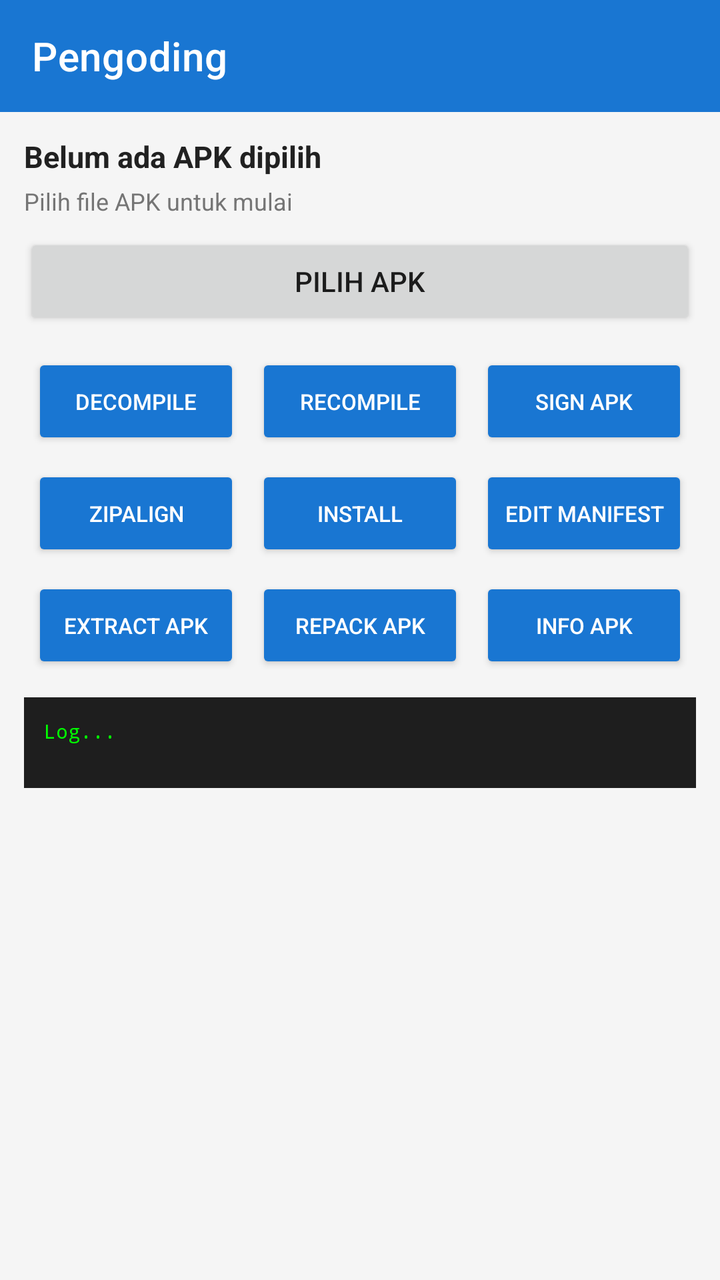
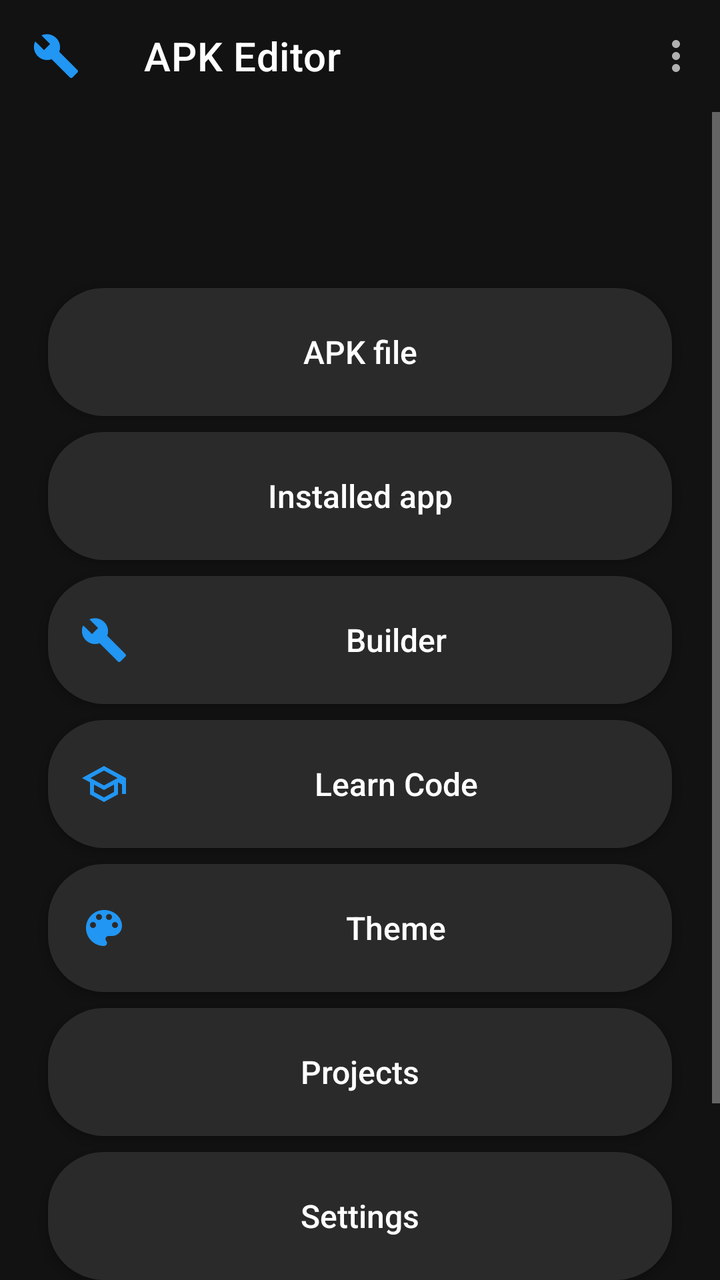

An Android layout rendered at two revisions. The XML below is the earlier revision; the diff shows what the commit changed to produce the second picture.
<!-- AndroidManifest.xml: application theme Theme.APKEditor -->
<!-- res/layout/activity_main.xml -->
<?xml version="1.0" encoding="utf-8"?>
<LinearLayout xmlns:android="http://schemas.android.com/apk/res/android"
    xmlns:app="http://schemas.android.com/apk/res-auto"
    android:layout_width="match_parent" android:layout_height="match_parent"
    android:orientation="vertical" android:background="@color/bg">
    <com.google.android.material.appbar.MaterialToolbar
        android:id="@+id/toolbar"
        android:layout_width="match_parent" android:layout_height="?attr/actionBarSize"
        android:background="@color/primary"
        app:title="Pengoding" app:titleTextColor="@android:color/white" />
    <LinearLayout
        android:layout_width="match_parent" android:layout_height="match_parent"
        android:orientation="vertical" android:padding="12dp">
        <TextView android:id="@+id/tvFileName"
            android:layout_width="match_parent" android:layout_height="wrap_content"
            android:text="Belum ada APK dipilih" android:textSize="15sp"
            android:textStyle="bold" android:textColor="#212121" />
        <TextView android:id="@+id/tvFileInfo"
            android:layout_width="match_parent" android:layout_height="wrap_content"
            android:layout_marginTop="4dp" android:text="Pilih file APK untuk mulai"
            android:textSize="12sp" android:textColor="#757575" />
        <Button android:id="@+id/btnPickApk"
            android:layout_width="match_parent" android:layout_height="wrap_content"
            android:layout_marginTop="8dp" android:text="@string/pick_apk" />
        <GridLayout
            android:layout_width="match_parent" android:layout_height="wrap_content"
            android:layout_marginTop="8dp" android:columnCount="3">
            <Button android:id="@+id/btnDecompile" android:text="@string/decompile" style="@style/ActionBtn" />
            <Button android:id="@+id/btnRecompile" android:text="@string/recompile" style="@style/ActionBtn" />
            <Button android:id="@+id/btnSign" android:text="@string/sign_apk" style="@style/ActionBtn" />
            <Button android:id="@+id/btnZipalign" android:text="@string/zipalign" style="@style/ActionBtn" />
            <Button android:id="@+id/btnInstall" android:text="@string/install" style="@style/ActionBtn" />
            <Button android:id="@+id/btnEditManifest" android:text="@string/edit_manifest" style="@style/ActionBtn" />
            <Button android:id="@+id/btnExtract" android:text="@string/extract" style="@style/ActionBtn" />
            <Button android:id="@+id/btnRepack" android:text="@string/repack" style="@style/ActionBtn" />
            <Button android:id="@+id/btnInfo" android:text="@string/app_info" style="@style/ActionBtn" />
        </GridLayout>
        <ScrollView
            android:layout_width="match_parent" android:layout_height="0dp"
            android:layout_weight="1" android:layout_marginTop="8dp">
            <TextView android:id="@+id/tvLog"
                android:layout_width="match_parent" android:layout_height="wrap_content"
                android:background="#1E1E1E" android:fontFamily="monospace"
                android:padding="10dp" android:text="Log...\n"
                android:textColor="#00FF00" android:textSize="10sp" />
        </ScrollView>
    </LinearLayout>
</LinearLayout>
<!-- resources referenced by this layout -->
<resources>
  <color name="bg">#F5F5F5</color>
  <color name="primary">#1976D2</color>
  <string name="app_info">Info APK</string>
  <string name="decompile">Decompile</string>
  <string name="edit_manifest">Edit Manifest</string>
  <string name="extract">Extract APK</string>
  <string name="install">Install</string>
  <string name="pick_apk">Pilih APK</string>
  <string name="recompile">Recompile</string>
  <string name="repack">Repack APK</string>
  <string name="sign_apk">Sign APK</string>
  <string name="zipalign">Zipalign</string>
  <style name="ActionBtn">
          <item name="android:layout_width">0dp</item>
          <item name="android:layout_height">wrap_content</item>
          <item name="android:layout_columnWeight">1</item>
          <item name="android:layout_margin">4dp</item>
          <item name="android:backgroundTint">@color/primary</item>
          <item name="android:textColor">@android:color/white</item>
          <item name="android:textSize">11sp</item>
          <item name="android:padding">4dp</item>
      </style>
  <style name="Theme.APKEditor" parent="Theme.MaterialComponents.DayNight.NoActionBar">
          <item name="colorPrimary">@color/primary</item>
          <item name="colorPrimaryDark">@color/primary_dark</item>
          <item name="colorAccent">@color/accent</item>
          <item name="android:windowBackground">@color/bg</item>
      </style>
  <color name="primary_dark">#0D47A1</color>
  <color name="accent">#FF5722</color>
</resources>

<!-- the commit's change to res/layout/activity_main.xml (unified diff, before → after) -->
@@ -1,48 +1,92 @@
 <?xml version="1.0" encoding="utf-8"?>
-<LinearLayout xmlns:android="http://schemas.android.com/apk/res/android"
+<androidx.coordinatorlayout.widget.CoordinatorLayout
+    xmlns:android="http://schemas.android.com/apk/res/android"
     xmlns:app="http://schemas.android.com/apk/res-auto"
-    android:layout_width="match_parent" android:layout_height="match_parent"
-    android:orientation="vertical" android:background="@color/bg">
-    <com.google.android.material.appbar.MaterialToolbar
-        android:id="@+id/toolbar"
-        android:layout_width="match_parent" android:layout_height="?attr/actionBarSize"
-        android:background="@color/primary"
-        app:title="Pengoding" app:titleTextColor="@android:color/white" />
-    <LinearLayout
-        android:layout_width="match_parent" android:layout_height="match_parent"
-        android:orientation="vertical" android:padding="12dp">
-        <TextView android:id="@+id/tvFileName"
-            android:layout_width="match_parent" android:layout_height="wrap_content"
-            android:text="Belum ada APK dipilih" android:textSize="15sp"
-            android:textStyle="bold" android:textColor="#212121" />
-        <TextView android:id="@+id/tvFileInfo"
-            android:layout_width="match_parent" android:layout_height="wrap_content"
-            android:layout_marginTop="4dp" android:text="Pilih file APK untuk mulai"
-            android:textSize="12sp" android:textColor="#757575" />
-        <Button android:id="@+id/btnPickApk"
-            android:layout_width="match_parent" android:layout_height="wrap_content"
-            android:layout_marginTop="8dp" android:text="@string/pick_apk" />
-        <GridLayout
-            android:layout_width="match_parent" android:layout_height="wrap_content"
-            android:layout_marginTop="8dp" android:columnCount="3">
-            <Button android:id="@+id/btnDecompile" android:text="@string/decompile" style="@style/ActionBtn" />
-            <Button android:id="@+id/btnRecompile" android:text="@string/recompile" style="@style/ActionBtn" />
-            <Button android:id="@+id/btnSign" android:text="@string/sign_apk" style="@style/ActionBtn" />
-            <Button android:id="@+id/btnZipalign" android:text="@string/zipalign" style="@style/ActionBtn" />
-            <Button android:id="@+id/btnInstall" android:text="@string/install" style="@style/ActionBtn" />
-            <Button android:id="@+id/btnEditManifest" android:text="@string/edit_manifest" style="@style/ActionBtn" />
-            <Button android:id="@+id/btnExtract" android:text="@string/extract" style="@style/ActionBtn" />
-            <Button android:id="@+id/btnRepack" android:text="@string/repack" style="@style/ActionBtn" />
-            <Button android:id="@+id/btnInfo" android:text="@string/app_info" style="@style/ActionBtn" />
-        </GridLayout>
-        <ScrollView
-            android:layout_width="match_parent" android:layout_height="0dp"
-            android:layout_weight="1" android:layout_marginTop="8dp">
-            <TextView android:id="@+id/tvLog"
-                android:layout_width="match_parent" android:layout_height="wrap_content"
-                android:background="#1E1E1E" android:fontFamily="monospace"
-                android:padding="10dp" android:text="Log...\n"
-                android:textColor="#00FF00" android:textSize="10sp" />
-        </ScrollView>
-    </LinearLayout>
-</LinearLayout>
+    android:layout_width="match_parent"
+    android:layout_height="match_parent"
+    android:background="@color/background">
+
+    
+    <com.google.android.material.appbar.AppBarLayout
+        android:id="@+id/appbar"
+        android:layout_width="match_parent"
+        android:layout_height="wrap_content"
+        android:background="@color/background"
+        app:elevation="0dp">
+
+        <androidx.appcompat.widget.Toolbar
+            android:id="@+id/toolbar"
+            android:layout_width="match_parent"
+            android:layout_height="?attr/actionBarSize"
+            android:background="@color/background"
+            app:title="@string/app_name"
+            app:titleTextColor="@color/text_primary"
+            app:navigationIcon="@drawable/ic_menu_builder"
+            app:menu="@menu/main_menu" />
+    </com.google.android.material.appbar.AppBarLayout>
+
+    
+    <ScrollView
+        android:layout_width="match_parent"
+        android:layout_height="match_parent"
+        app:layout_behavior="@string/appbar_scrolling_view_behavior"
+        android:fillViewport="true">
+
+        <LinearLayout
+            android:layout_width="match_parent"
+            android:layout_height="wrap_content"
+            android:orientation="vertical"
+            android:paddingTop="80dp"
+            android:paddingBottom="32dp"
+            android:gravity="center_horizontal">
+
+            <Button
+                android:id="@+id/btnApkFile"
+                style="@style/MenuButton"
+                android:text="@string/menu_apk_file" />
+
+            <Button
+                android:id="@+id/btnInstalledApp"
+                style="@style/MenuButton"
+                android:text="@string/menu_installed_app" />
+
+            <Button
+                android:id="@+id/btnBuilder"
+                style="@style/MenuButton"
+                android:text="@string/menu_builder"
+                android:drawableStart="@drawable/ic_menu_builder"
+                android:drawableTint="@color/primary" />
+
+            <Button
+                android:id="@+id/btnLearnCode"
+                style="@style/MenuButton"
+                android:text="@string/menu_learn_code"
+                android:drawableStart="@drawable/ic_menu_learn"
+                android:drawableTint="@color/primary" />
+
+            <Button
+                android:id="@+id/btnTheme"
+                style="@style/MenuButton"
+                android:text="@string/menu_theme"
+                android:drawableStart="@drawable/ic_menu_theme"
+                android:drawableTint="@color/primary" />
+
+            <Button
+                android:id="@+id/btnProjects"
+                style="@style/MenuButton"
+                android:text="@string/menu_projects" />
+
+            <Button
+                android:id="@+id/btnSettings"
+                style="@style/MenuButton"
+                android:text="@string/menu_settings" />
+
+            <Button
+                android:id="@+id/btnExit"
+                style="@style/MenuButton"
+                android:text="@string/menu_exit" />
+
+        </LinearLayout>
+    </ScrollView>
+
+</androidx.coordinatorlayout.widget.CoordinatorLayout>
<!-- resource entries referenced after the edit -->
@@ -1,34 +1,67 @@
 <!-- resources referenced by this layout -->
 <resources>
-  <color name="bg">#F5F5F5</color>
-  <color name="primary">#1976D2</color>
-  <string name="app_info">Info APK</string>
-  <string name="decompile">Decompile</string>
-  <string name="edit_manifest">Edit Manifest</string>
-  <string name="extract">Extract APK</string>
-  <string name="install">Install</string>
-  <string name="pick_apk">Pilih APK</string>
-  <string name="recompile">Recompile</string>
-  <string name="repack">Repack APK</string>
-  <string name="sign_apk">Sign APK</string>
-  <string name="zipalign">Zipalign</string>
-  <style name="ActionBtn">
-          <item name="android:layout_width">0dp</item>
-          <item name="android:layout_height">wrap_content</item>
-          <item name="android:layout_columnWeight">1</item>
-          <item name="android:layout_margin">4dp</item>
-          <item name="android:backgroundTint">@color/primary</item>
-          <item name="android:textColor">@android:color/white</item>
-          <item name="android:textSize">11sp</item>
-          <item name="android:padding">4dp</item>
-      </style>
-  <style name="Theme.APKEditor" parent="Theme.MaterialComponents.DayNight.NoActionBar">
+  <color name="background">#FF121212</color>
+  <color name="primary">#FF2196F3</color>
+  <color name="text_primary">#FFFFFFFF</color>
+  <!-- drawable ic_menu_builder (drawable) -->
+  <?xml version="1.0" encoding="utf-8"?>
+  <vector xmlns:android="http://schemas.android.com/apk/res/android"
+      android:width="24dp" android:height="24dp"
+      android:viewportWidth="24" android:viewportHeight="24"
+      android:tint="@color/primary">
+      <path android:fillColor="@android:color/white"
+          android:pathData="M22.7,19l-9.1,-9.1c0.9,-2.3 0.4,-5 -1.5,-6.9c-2,-2 -5,-2.4 -7.4,-1.3L9,6 6,9 1.6,4.7C0.4,7.1 0.9,10.1 2.9,12.1c1.9,1.9 4.6,2.4 6.9,1.5l9.1,9.1c0.4,0.4 1,0.4 1.4,0l2.3,-2.3c0.5,-0.4 0.5,-1.1 0.1,-1.4z"/>
+  </vector>
+  <!-- drawable ic_menu_learn (drawable) -->
+  <?xml version="1.0" encoding="utf-8"?>
+  <vector xmlns:android="http://schemas.android.com/apk/res/android"
+      android:width="24dp" android:height="24dp"
+      android:viewportWidth="24" android:viewportHeight="24"
+      android:tint="@color/primary">
+      <path android:fillColor="@android:color/white"
+          android:pathData="M12,3L1,9l4,2.18v6L12,21l7,-3.82v-6l2,1.09V17h2V9L12,3zM18.82,9L12,12.72L5.18,9L12,5.28L18.82,9zM17,15.99l-5,2.73l-5,-2.73v-3.72L12,15l5,-2.73V15.99z"/>
+  </vector>
+  <!-- drawable ic_menu_theme (drawable) -->
+  <?xml version="1.0" encoding="utf-8"?>
+  <vector xmlns:android="http://schemas.android.com/apk/res/android"
+      android:width="24dp" android:height="24dp"
+      android:viewportWidth="24" android:viewportHeight="24"
+      android:tint="@color/primary">
+      <path android:fillColor="@android:color/white"
+          android:pathData="M12,3c-4.97,0 -9,4.03 -9,9s4.03,9 9,9c0.83,0 1.5,-0.67 1.5,-1.5c0,-0.39 -0.15,-0.74 -0.39,-1.01c-0.23,-0.26 -0.38,-0.59 -0.38,-0.99c0,-0.83 0.67,-1.5 1.5,-1.5L16,16c2.76,0 5,-2.24 5,-5C21,6.58 16.97,3 12,3zM6.5,12C5.67,12 5,11.33 5,10.5S5.67,9 6.5,9S8,9.67 8,10.5S7.33,12 6.5,12zM9.5,8C8.67,8 8,7.33 8,6.5S8.67,5 9.5,5S11,5.67 11,6.5S10.33,8 9.5,8zM14.5,8C13.67,8 13,7.33 13,6.5S13.67,5 14.5,5S16,5.67 16,6.5S15.33,8 14.5,8zM17.5,12C16.67,12 16,11.33 16,10.5S16.67,9 17.5,9S19,9.67 19,10.5S18.33,12 17.5,12z"/>
+  </vector>
+  <string name="app_name">APK Editor</string>
+  <string name="menu_apk_file">APK file</string>
+  <string name="menu_builder">Builder</string>
+  <string name="menu_exit">Exit</string>
+  <string name="menu_installed_app">Installed app</string>
+  <string name="menu_learn_code">Learn Code</string>
+  <string name="menu_projects">Projects</string>
+  <string name="menu_settings">Settings</string>
+  <string name="menu_theme">Theme</string>
+  <style name="Theme.APKEditor" parent="Theme.MaterialComponents.NoActionBar">
           <item name="colorPrimary">@color/primary</item>
           <item name="colorPrimaryDark">@color/primary_dark</item>
           <item name="colorAccent">@color/accent</item>
-          <item name="android:windowBackground">@color/bg</item>
+          <item name="android:windowBackground">@color/background</item>
+          <item name="android:textColorPrimary">@color/text_primary</item>
+          <item name="android:textColorSecondary">@color/text_secondary</item>
+          <item name="android:statusBarColor" tools:targetApi="l">@color/primary_dark</item>
       </style>
-  <color name="primary_dark">#0D47A1</color>
-  <color name="accent">#FF5722</color>
+  <!-- drawable bg_menu_button (drawable) -->
+  <?xml version="1.0" encoding="utf-8"?>
+  <ripple xmlns:android="http://schemas.android.com/apk/res/android"
+      android:color="#33FFFFFF">
+      <item>
+          <shape android:shape="rectangle">
+              <corners android:radius="28dp" />
+              <solid android:color="@color/surface_light" />
+          </shape>
+      </item>
+  </ripple>
+  <color name="primary_dark">#FF1976D2</color>
+  <color name="accent">#FF03DAC6</color>
+  <color name="text_secondary">#FFB0B0B0</color>
+  <color name="surface_light">#FF2A2A2A</color>
 </resources>
 
